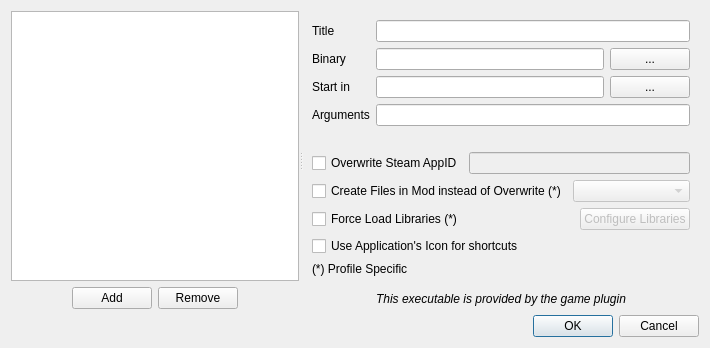
Qt form modorganizer/src/editexecutablesdialog.ui (Holt59/mo2-merge) before a commit.
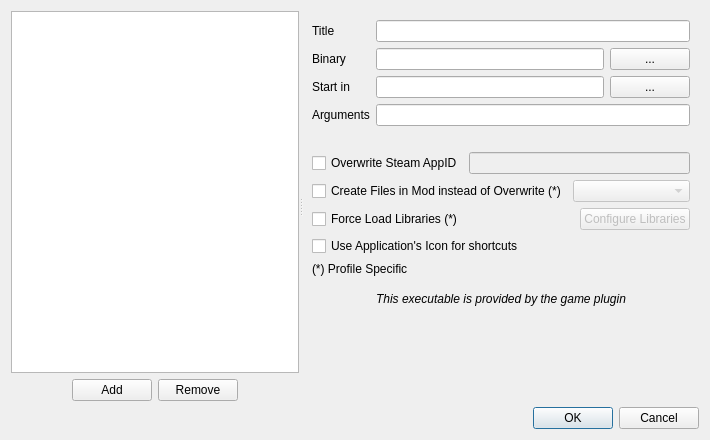
The same form after that commit. Icons and pictures are not drawn.

Commit message: [modorganizer] made the default size of the dialog a bit larger

The edit to the form file:
```diff
--- a/modorganizer/src/editexecutablesdialog.ui
+++ b/modorganizer/src/editexecutablesdialog.ui
@@ -7,7 +7,7 @@
     <x>0</x>
     <y>0</y>
     <width>710</width>
-    <height>348</height>
+    <height>440</height>
    </rect>
   </property>
   <property name="windowTitle">
```
